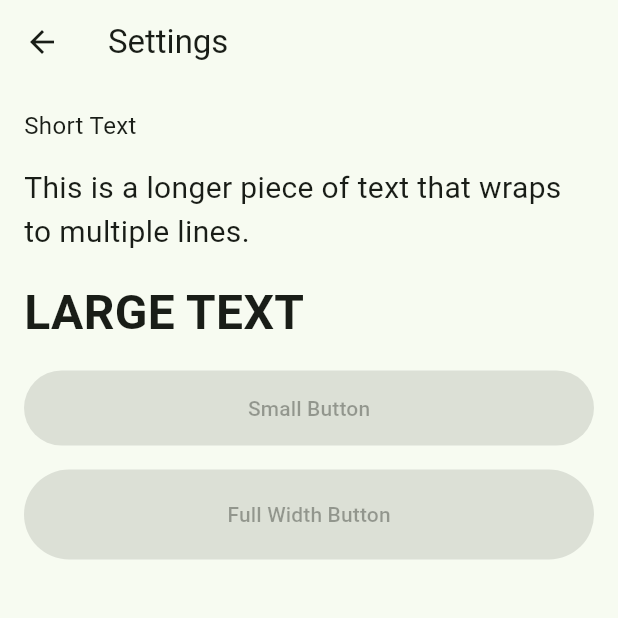
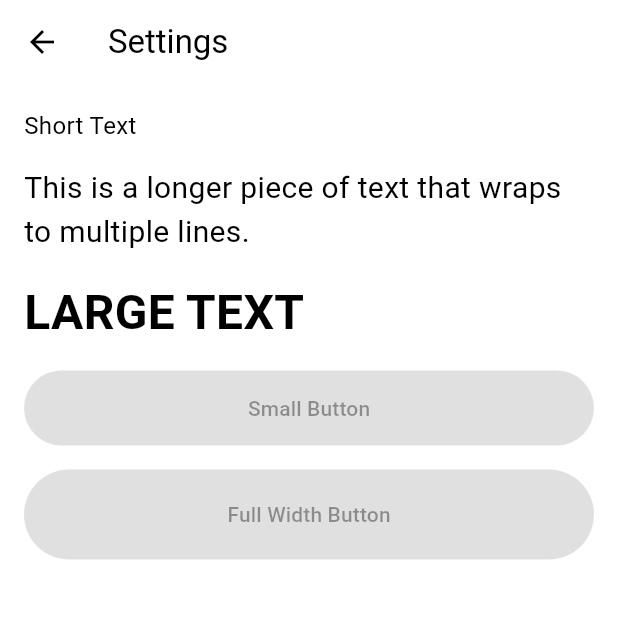
Before and after one commit to patzly/bloom_flutter, a Flutter app: the screen it shows after launch, after a tap on "Show Widget Variants", on a phone screen of 412 x 824 dp, the top half of it. Run offline on Flutter 3.47's test engine with Material 3 defaults, Android fonts, the phone set to English and light mode, and no system bars; drawn by our look-alikes of dynamic_color; our stand-ins replace go_router.

Commit message:
Implement dynamic color theme

```diff
--- a/lib/bloom_app.dart
+++ b/lib/bloom_app.dart
@@ -1,31 +1,34 @@
-import 'package:bloom_flutter/screens/home_screen.dart';
-import 'package:bloom_flutter/screens/settings_screen.dart';
+import 'package:bloom_flutter/navigation/router.dart';
+import 'package:dynamic_color/dynamic_color.dart';
 import 'package:flutter/material.dart';
-import 'package:go_router/go_router.dart';
 
 class BloomApp extends StatelessWidget {
   const BloomApp({super.key});
 
   @override
   Widget build(BuildContext context) {
-    final GoRouter router = GoRouter(
-      initialLocation: '/',
-      routes: [
-        GoRoute(
-          path: '/',
-          builder: (context, state) => const HomeScreen(),
-        ),
-        GoRoute(
-          path: '/settings',
-          builder: (context, state) => const SettingsScreen(),
-        ),
-      ],
+    return DynamicColorBuilder(builder: (lightColorScheme, darkColorScheme) {
+      final defaultLightColorScheme = ColorScheme.fromSwatch(
+          primarySwatch: Colors.green
       );
+      final defaultDarkColorScheme = ColorScheme.fromSwatch(
+          primarySwatch: Colors.green,
+          brightness: Brightness.dark
+      );
+
       return MaterialApp.router(
         title: 'Bloom',
         routerConfig: router,
         theme: ThemeData(
-        colorScheme: ColorScheme.fromSeed(seedColor: Colors.green),
+          colorScheme: lightColorScheme ?? defaultLightColorScheme,
+          pageTransitionsTheme: const PageTransitionsTheme(
+            builders: {
+              TargetPlatform.android: PredictiveBackPageTransitionsBuilder(),
+            },
+          ),
+        ),
+        darkTheme: ThemeData(
+          colorScheme: darkColorScheme ?? defaultDarkColorScheme,
           pageTransitionsTheme: const PageTransitionsTheme(
             builders: {
               TargetPlatform.android: PredictiveBackPageTransitionsBuilder(),
@@ -34,5 +37,6 @@ class BloomApp extends StatelessWidget {
         ),
         debugShowCheckedModeBanner: false,
       );
+    });
   }
 }
--- /dev/null
+++ b/lib/navigation/router.dart
@@ -0,0 +1,17 @@
+import 'package:bloom_flutter/screens/home_screen.dart';
+import 'package:bloom_flutter/screens/settings_screen.dart';
+import 'package:go_router/go_router.dart';
+
+final GoRouter router = GoRouter(
+  initialLocation: '/',
+  routes: [
+    GoRoute(
+      path: '/',
+      builder: (context, state) => const HomeScreen(),
+    ),
+    GoRoute(
+      path: '/settings',
+      builder: (context, state) => const SettingsScreen(),
+    ),
+  ],
+);
--- a/pubspec.yaml
+++ b/pubspec.yaml
@@ -35,6 +35,7 @@ dependencies:
   # The following adds the Cupertino Icons font to your application.
   # Use with the CupertinoIcons class for iOS style icons.
   cupertino_icons: ^1.0.8
+  dynamic_color: ^1.7.0
 
 dev_dependencies:
   flutter_test:
```
Also changed, not shown: pubspec.lock. Lines whose indentation alone changed are shown as unchanged.
